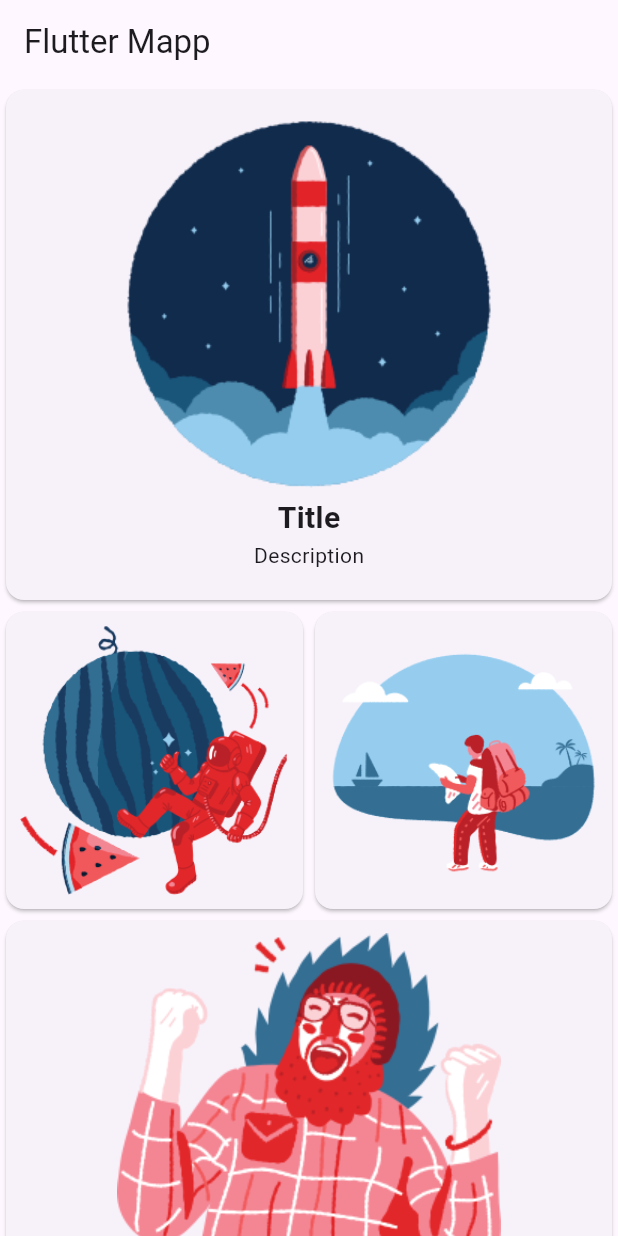
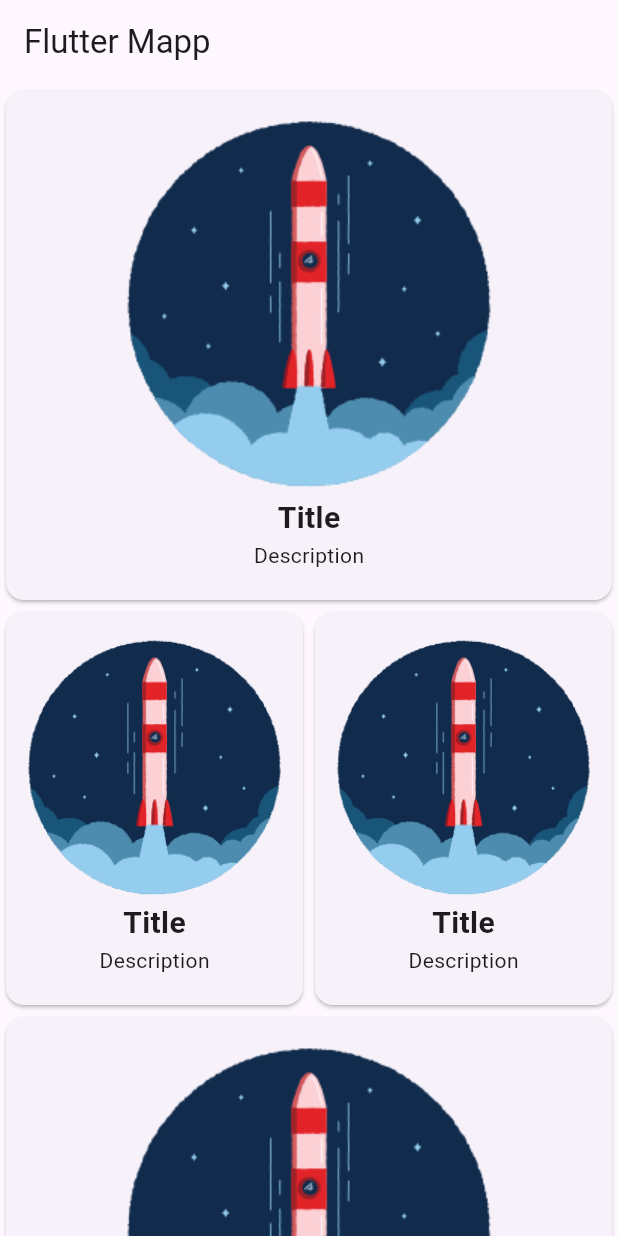
Before and after one commit to 00ZRHun/Flutter_Crash_Course, a Flutter app: the screen it shows after launch, on a phone screen of 412 x 824 dp. Run offline on Flutter 3.47's test engine with Material 2 defaults, Android fonts, the phone set to English and light mode, and no system bars.

Commit message:
custom widget

```diff
--- a/lib/pages/home_page.dart
+++ b/lib/pages/home_page.dart
@@ -1,5 +1,5 @@
 import 'package:flutter/material.dart';
-import 'package:flutter_youtube/core/constant.dart'; // OPT: '../core/constant.dart'
+import 'package:flutter_youtube/widget/card_widget.dart';
 
 class HomePage extends StatelessWidget {
   const HomePage({super.key});
@@ -13,64 +13,18 @@ class HomePage extends StatelessWidget {
       body: SingleChildScrollView(
         child: Column(
           children: [
-            Card(
-              child: Container(
-                padding: const EdgeInsets.all(kDouble10),
-                // color: Colors.red,
-                width: double.infinity,
-                child: Column(
-                  children: [
-                    const SizedBox(height: kDouble5),
-                    Image.asset("images/rocket.png"),
-                    const Text(
-                      'Title',
-                      style: TextStyle(
-                        fontSize: kDouble20,
-                        fontWeight: FontWeight.bold,
-                      ),
-                    ),
-                    const Text('Description'),
-                    const SizedBox(height: kDouble10)
-                  ],
-                ),
-              ),
-            ),
+            const CardWidget(),
             Row(
-              children: [
+              children: const [
                 Expanded(
-                  child: Card(
-                    child: Container(
-                      padding: const EdgeInsets.all(8.0),
-                      child: Image.asset("images/space.png"),
-                    ),
-                  ),
+                  child: CardWidget(),
                 ),
                 Expanded(
-                  child: Card(
-                    child: Container(
-                      padding: const EdgeInsets.all(8.0),
-                      child: Image.asset("images/travel.png"),
-                    ),
-                  ),
+                  child: CardWidget(),
                 ),
               ],
             ),
-            Card(
-              child: Container(
-                padding: const EdgeInsets.all(8.0),
-                // color: Colors.red,
-                width: double.infinity,
-                child: Column(
-                  children: [
-                    Image.asset('images/yeah.png'),
-                    const Text(
-                      'title',
-                    ),
-                    const Text('description'),
-                  ],
-                ),
-              ),
-            ),
+            const CardWidget(),
           ],
         ),
       ),
--- /dev/null
+++ b/lib/widget/card_widget.dart
@@ -0,0 +1,32 @@
+import 'package:flutter/material.dart';
+import 'package:flutter_youtube/core/constant.dart';
+
+class CardWidget extends StatelessWidget {
+  const CardWidget({super.key});
+
+  @override
+  Widget build(BuildContext context) {
+    return Card(
+      child: Container(
+        padding: const EdgeInsets.all(kDouble10),
+        // color: Colors.red,
+        width: double.infinity,
+        child: Column(
+          children: [
+            const SizedBox(height: kDouble5),
+            Image.asset('images/rocket.png'),
+            const Text(
+              'Title',
+              style: TextStyle(
+                fontSize: kDouble20,
+                fontWeight: FontWeight.bold,
+              ),
+            ),
+            const Text('Description'),
+            const SizedBox(height: kDouble10)
+          ],
+        ),
+      ),
+    );
+  }
+}
```
